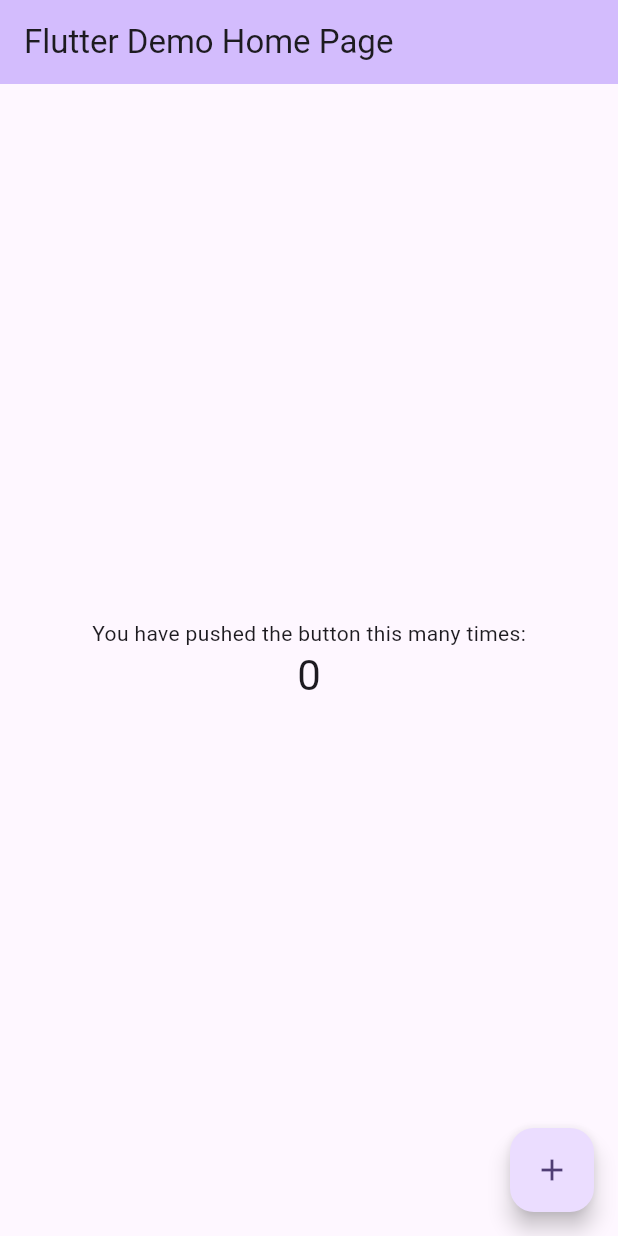
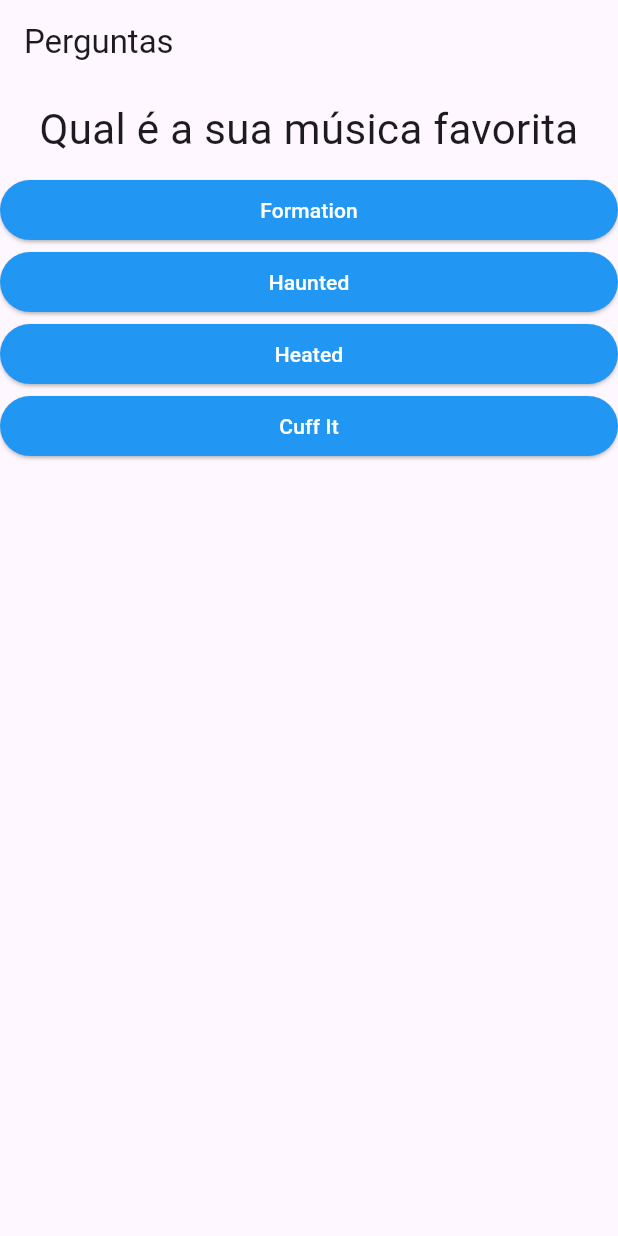
Before and after one commit to GabrielChagas14/projeto_perguntas, a Flutter app: the screen it shows after launch, on a phone screen of 412 x 824 dp. Run offline on Flutter 3.47's test engine with Material 3 defaults, Android fonts, the phone set to English and light mode, and no system bars.

Commit message:
criando novos componentes

```diff
--- a/lib/main.dart
+++ b/lib/main.dart
@@ -1,125 +1,64 @@
 import 'package:flutter/material.dart';
+import './questao.dart';
+import './resposta.dart';
 
-void main() {
-  runApp(const MyApp());
-}
+main() => runApp(new PerguntaApp());
 
-class MyApp extends StatelessWidget {
-  const MyApp({super.key});
+class _PerguntaAppState extends State<PerguntaApp> {
+  var _perguntaSelecionada = 0;
 
-  // This widget is the root of your application.
+  void _responder() {
+    setState(() {
+      _perguntaSelecionada++;
+    });
+    print(_perguntaSelecionada);
+  }
+
   @override
   Widget build(BuildContext context) {
+    final List<Map<String, Object>> perguntas = [
+      {
+        'texto': 'Qual é a sua música favorita',
+        'respostas': ['Formation', 'Haunted', 'Heated', 'Cuff It']
+      },
+      {
+        'texto': 'Qual é a seu filme favorito',
+        'respostas': ['Interestelar', 'Kill Bill', 'Moana', 'Jogos Vorazes']
+      },
+      {
+        'texto': 'Qual é a seu livro favorito',
+        'respostas': [
+          'Senhor das moscas',
+          'Extraordinário',
+          'Duna',
+          'It: A Coisa'
+        ]
+      },
+    ];
+
+    List<Widget> respostas = [];
+    for (String textoResp
+        in perguntas[_perguntaSelecionada].cast()['respostas']) {
+      respostas.add(Resposta(textoResp, _responder));
+    }
+
     return MaterialApp(
-      title: 'Flutter Demo',
-      theme: ThemeData(
-        // This is the theme of your application.
-        //
-        // TRY THIS: Try running your application with "flutter run". You'll see
-        // the application has a purple toolbar. Then, without quitting the app,
-        // try changing the seedColor in the colorScheme below to Colors.green
-        // and then invoke "hot reload" (save your changes or press the "hot
-        // reload" button in a Flutter-supported IDE, or press "r" if you used
-        // the command line to start the app).
-        //
-        // Notice that the counter didn't reset back to zero; the application
-        // state is not lost during the reload. To reset the state, use hot
-        // restart instead.
-        //
-        // This works for code too, not just values: Most code changes can be
-        // tested with just a hot reload.
-        colorScheme: ColorScheme.fromSeed(seedColor: Colors.deepPurple),
-        useMaterial3: true,
+      home: Scaffold(
+        appBar: AppBar(
+          title: Text("Perguntas"),
+        ),
+        body: Column(
+          children: [
+            Questao(perguntas[_perguntaSelecionada]['texto'].toString()),
+            ...respostas,
+          ],
+        ),
       ),
-      home: const MyHomePage(title: 'Flutter Demo Home Page'),
     );
   }
 }
 
-class MyHomePage extends StatefulWidget {
-  const MyHomePage({super.key, required this.title});
-
-  // This widget is the home page of your application. It is stateful, meaning
-  // that it has a State object (defined below) that contains fields that affect
-  // how it looks.
-
-  // This class is the configuration for the state. It holds the values (in this
-  // case the title) provided by the parent (in this case the App widget) and
-  // used by the build method of the State. Fields in a Widget subclass are
-  // always marked "final".
-
-  final String title;
-
+class PerguntaApp extends StatefulWidget {
   @override
-  State<MyHomePage> createState() => _MyHomePageState();
+  State<PerguntaApp> createState() => _PerguntaAppState();
 }
-
-class _MyHomePageState extends State<MyHomePage> {
-  int _counter = 0;
-
-  void _incrementCounter() {
-    setState(() {
-      // This call to setState tells the Flutter framework that something has
-      // changed in this State, which causes it to rerun the build method below
-      // so that the display can reflect the updated values. If we changed
-      // _counter without calling setState(), then the build method would not be
-      // called again, and so nothing would appear to happen.
-      _counter++;
-    });
-  }
-
-  @override
-  Widget build(BuildContext context) {
-    // This method is rerun every time setState is called, for instance as done
-    // by the _incrementCounter method above.
-    //
-    // The Flutter framework has been optimized to make rerunning build methods
-    // fast, so that you can just rebuild anything that needs updating rather
-    // than having to individually change instances of widgets.
-    return Scaffold(
-      appBar: AppBar(
-        // TRY THIS: Try changing the color here to a specific color (to
-        // Colors.amber, perhaps?) and trigger a hot reload to see the AppBar
-        // change color while the other colors stay the same.
-        backgroundColor: Theme.of(context).colorScheme.inversePrimary,
-        // Here we take the value from the MyHomePage object that was created by
-        // the App.build method, and use it to set our appbar title.
-        title: Text(widget.title),
-      ),
-      body: Center(
-        // Center is a layout widget. It takes a single child and positions it
-        // in the middle of the parent.
-        child: Column(
-          // Column is also a layout widget. It takes a list of children and
-          // arranges them vertically. By default, it sizes itself to fit its
-          // children horizontally, and tries to be as tall as its parent.
-          //
-          // Column has various properties to control how it sizes itself and
-          // how it positions its children. Here we use mainAxisAlignment to
-          // center the children vertically; the main axis here is the vertical
-          // axis because Columns are vertical (the cross axis would be
-          // horizontal).
-          //
-          // TRY THIS: Invoke "debug painting" (choose the "Toggle Debug Paint"
-          // action in the IDE, or press "p" in the console), to see the
-          // wireframe for each widget.
-          mainAxisAlignment: MainAxisAlignment.center,
-          children: <Widget>[
-            const Text(
-              'You have pushed the button this many times:',
-            ),
-            Text(
-              '$_counter',
-              style: Theme.of(context).textTheme.headlineMedium,
-            ),
-          ],
-        ),
-      ),
-      floatingActionButton: FloatingActionButton(
-        onPressed: _incrementCounter,
-        tooltip: 'Increment',
-        child: const Icon(Icons.add),
-      ), // This trailing comma makes auto-formatting nicer for build methods.
-    );
-  }
-}
--- /dev/null
+++ b/lib/questao.dart
@@ -0,0 +1,20 @@
+import 'package:flutter/material.dart';
+
+class Questao extends StatelessWidget {
+  final String texto;
+
+  const Questao(this.texto);
+
+  @override
+  Widget build(BuildContext context) {
+    return Container(
+      width: double.infinity,
+      margin: EdgeInsets.all(10),
+      child: Text(
+        texto,
+        style: TextStyle(fontSize: 28),
+        textAlign: TextAlign.center,
+      ),
+    );
+  }
+}
--- /dev/null
+++ b/lib/resposta.dart
@@ -0,0 +1,21 @@
+import 'package:flutter/material.dart';
+
+class Resposta extends StatelessWidget {
+  final String texto;
+  ButtonStyle style = ElevatedButton.styleFrom(
+      foregroundColor: Colors.white, backgroundColor: Colors.blue);
+  final void Function() selecionado;
+  Resposta(this.texto, this.selecionado);
+
+  @override
+  Widget build(BuildContext context) {
+    return Container(
+      width: double.infinity,
+      child: ElevatedButton(
+        style: style,
+        onPressed: selecionado,
+        child: Text(texto),
+      ),
+    );
+  }
+}
```
